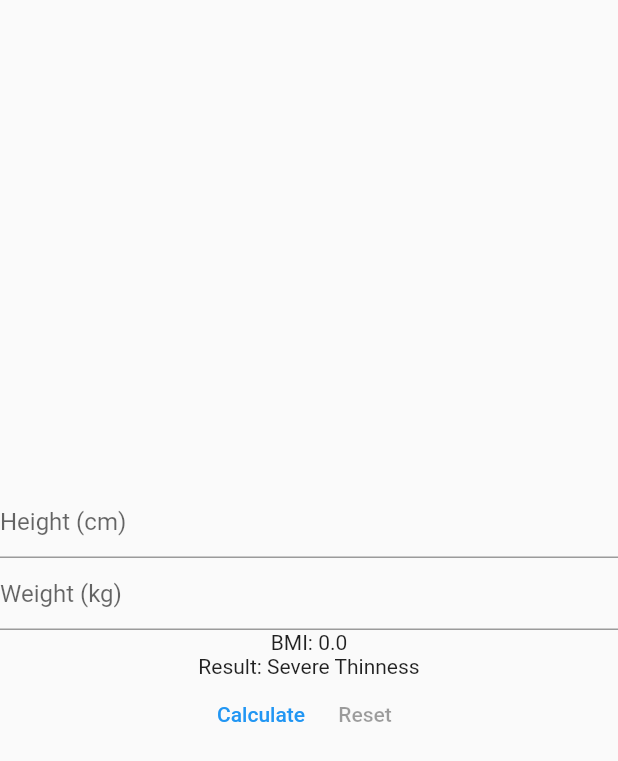
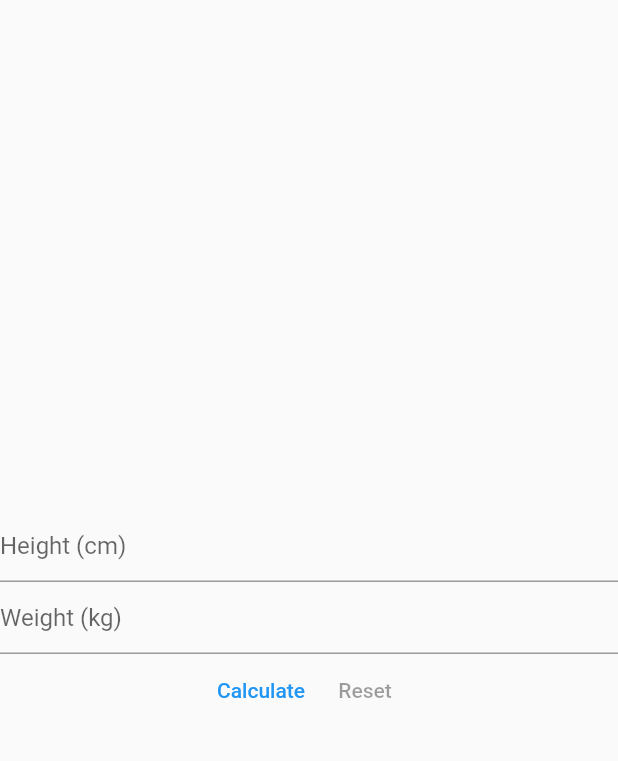
Before and after one commit to thangtmc73/flutter-examples, a Flutter app: the screen it shows after launch, on a phone screen of 412 x 824 dp. Shown: the top 761 px of the screen. Run offline on Flutter 3.47's test engine with Material 2 defaults, Android fonts, the phone set to English and light mode, and no system bars.

Commit message:
feat(bmi-calculator): only show BMI result when already submitting

```diff
--- a/lib/bmi-calculator/main_page.dart
+++ b/lib/bmi-calculator/main_page.dart
@@ -57,12 +57,14 @@ class _MainPageState extends State<MainPage> {
             keyboardType: TextInputType.number,
             decoration: new InputDecoration(hintText: "Weight (kg)"),
           ),
-          Text(
-            'BMI: $_bmi',
-          ),
-          Text(
-            'Result: ${getBMIResult(_bmi)}',
-          ),
+          if (_submitted)
+            Text(
+              'BMI: ${_bmi.toStringAsFixed(2)}',
+            ),
+          if (_submitted)
+            Text(
+              'Result: ${getBMIResult(_bmi)}',
+            ),
           Row(mainAxisAlignment: MainAxisAlignment.center, children: <Widget>[
             TextButton(
                 onPressed: _submitted ? null : calculateBMI,
```
